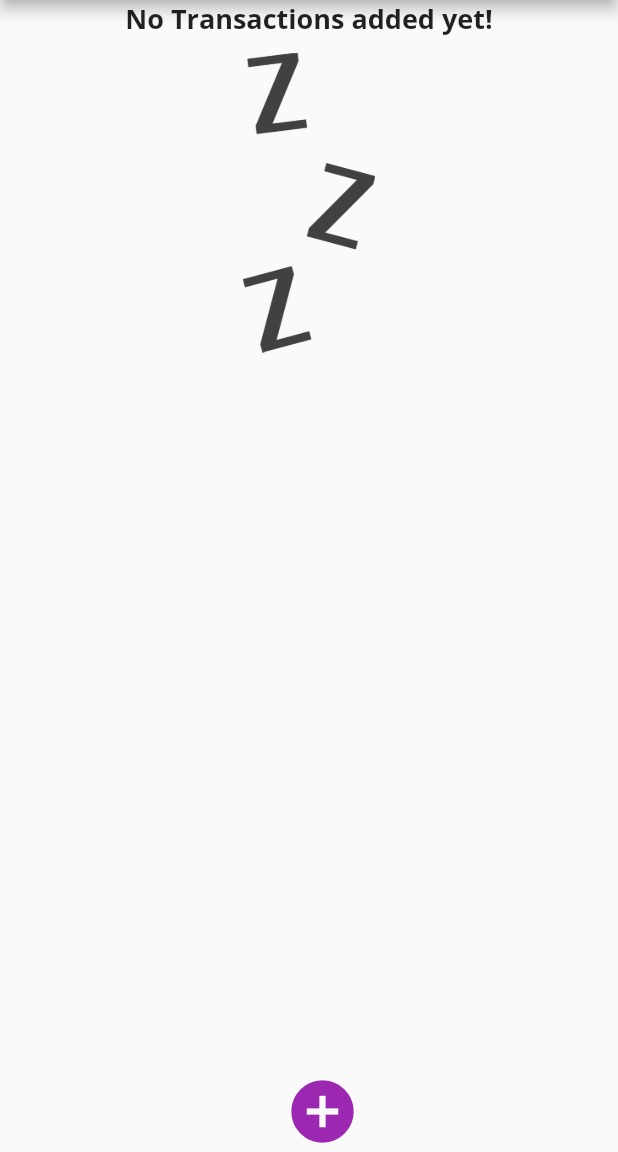
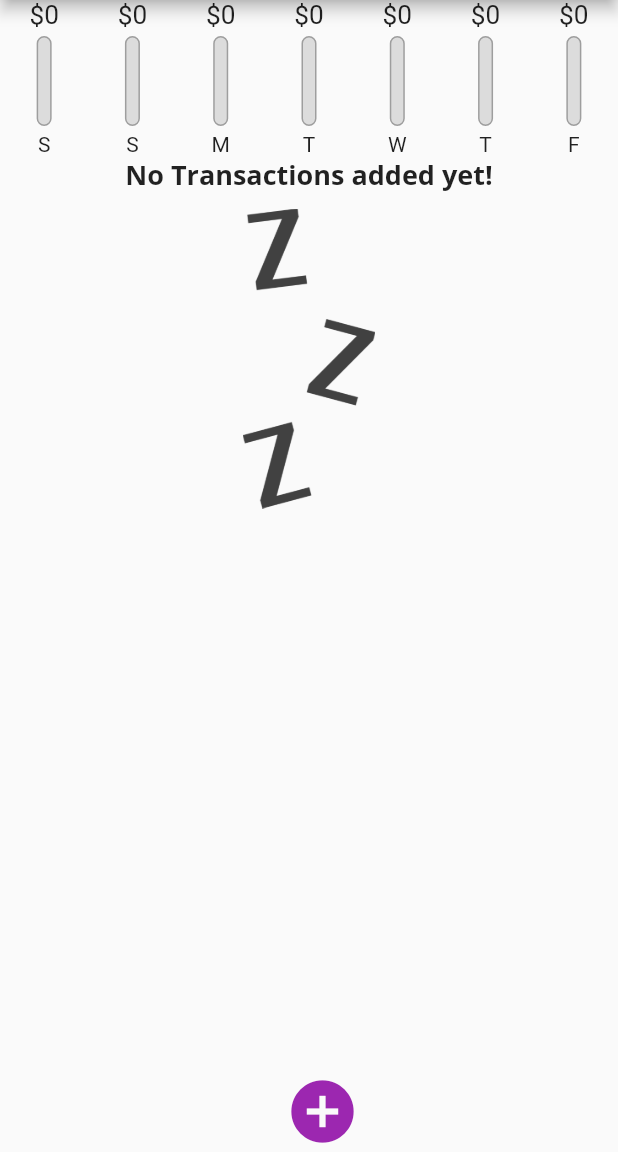
Before and after one commit to boilinux/flutter-spending-tracker, a Flutter app: the screen it shows after launch, on a phone screen of 412 x 824 dp, the part 84-1236 px from its top. Run offline on Flutter 3.47's test engine with Material 2 defaults, Android fonts, the phone set to English and light mode, and no system bars.

Commit message:
Update chart.

```diff
--- a/lib/main.dart
+++ b/lib/main.dart
@@ -63,7 +63,7 @@ class _HomeState extends State<Home> {
       amountController.clear();
       titleController.clear();
     });
-    Navigator.of(context).pop();
+    // Navigator.of(context).pop();
   }
 
   void _startAddNewTransaction(BuildContext ctx) {
@@ -112,6 +112,9 @@ class _HomeState extends State<Home> {
       body: Column(
         crossAxisAlignment: CrossAxisAlignment.stretch,
         children: <Widget>[
+          Chart(
+            recentTransactions: _transactions,
+          ),
           Container(
             child: _transactions.isEmpty
                 ? Column(
--- a/lib/widgets/chart/chart.dart
+++ b/lib/widgets/chart/chart.dart
@@ -1,16 +1,53 @@
 import 'package:flutter/material.dart';
+import 'package:intl/intl.dart';
+import './chartBar.dart';
 
 class Chart extends StatelessWidget {
-  // const Chart({Key? key});
+  final List recentTransactions;
+  Chart({required this.recentTransactions});
+
+  List<Map<String, Object>> get groupedTransactionVal {
+    return List.generate(7, (index) {
+      final weekDay = DateTime.now().subtract(Duration(days: index));
+      double sum = 0.0;
+
+      for (var count = 0; count < recentTransactions.length; count++) {
+        if (recentTransactions[count].date.day == weekDay.day &&
+            recentTransactions[count].date.month == weekDay.month &&
+            recentTransactions[count].date.year == weekDay.year) {
+          sum += recentTransactions[count].amount;
+        }
+      }
+
+      return {
+        'day': DateFormat.E().format(weekDay).substring(0, 1),
+        'amount': sum,
+      };
+    }).reversed.toList();
+  }
+
+  double get totalSpending {
+    return groupedTransactionVal.fold(0.0, (previousValue, element) {
+      return previousValue + double.parse(element['amount'].toString());
+    });
+  }
 
   @override
   Widget build(BuildContext context) {
     return Container(
-      width: double.infinity,
-      child: Card(
-        child: Text('Chart'),
-        elevation: 5,
-      ),
-    );
+        width: double.infinity,
+        child: Row(
+          children: groupedTransactionVal.map((e) {
+            return Flexible(
+              fit: FlexFit.tight,
+              child: ChartBar(
+                  label: e['day'].toString(),
+                  amount: double.parse(e['amount'].toString()),
+                  total: totalSpending == 0.0
+                      ? 0.0
+                      : (e['amount'] as double) / totalSpending),
+            );
+          }).toList(),
+        ));
   }
 }
--- /dev/null
+++ b/lib/widgets/chart/chartBar.dart
@@ -0,0 +1,58 @@
+import 'package:flutter/material.dart';
+
+class ChartBar extends StatelessWidget {
+  final String label;
+  final double amount;
+  final double total;
+
+  ChartBar({
+    required this.label,
+    required this.amount,
+    required this.total,
+  });
+
+  @override
+  Widget build(BuildContext context) {
+    return Column(
+      children: <Widget>[
+        Container(
+          height: 20,
+          child: FittedBox(
+            child: Text('\$${amount.toStringAsFixed(0)}'),
+          ),
+        ),
+        SizedBox(
+          height: 4,
+        ),
+        Container(
+          height: 60,
+          width: 10,
+          child: Stack(
+            children: <Widget>[
+              Container(
+                decoration: BoxDecoration(
+                  border: Border.all(color: Colors.grey, width: 1.0),
+                  color: Color.fromRGBO(220, 220, 220, 1),
+                  borderRadius: BorderRadius.circular(10),
+                ),
+              ),
+              FractionallySizedBox(
+                heightFactor: total,
+                child: Container(
+                  decoration: BoxDecoration(
+                    color: Theme.of(context).primaryColor,
+                    borderRadius: BorderRadius.circular(10),
+                  ),
+                ),
+              ),
+            ],
+          ),
+        ),
+        SizedBox(
+          height: 4,
+        ),
+        Text(label),
+      ],
+    );
+  }
+}
```
Also changed, not shown: lib/widgets/displaylist/dateDisplay.dart (+5 -12 lines), lib/widgets/displaylist/priceDisplay.dart (+6 -18 lines), lib/widgets/displaylist/titleDisplay.dart (+6 -9 lines), lib/widgets/transactions/transactions.dart (+25 -14 lines).
